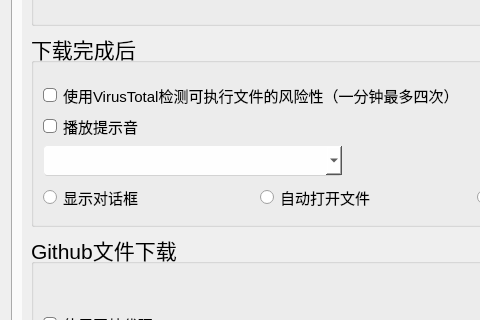
Before: the Qt Designer form src/SecondDownloader/ui/frmsettings.ui in pinsoftstudio/SecondDownloader, drawn with Qt 5; both pictures show x 0 to 480 and y 504 to 824 of the 944 by 922 pixel window.
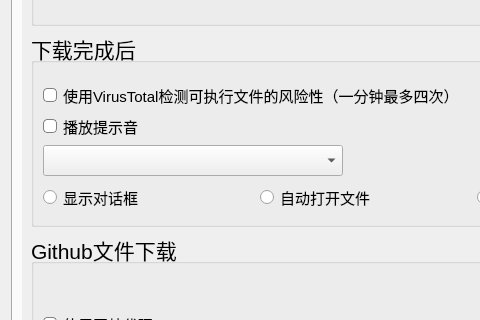
After: the same form once the commit is applied. Icons and pictures are not drawn.

Commit message: 1.组合框选择后自动播放音乐2..后台运行后台运行时点击快捷方式能打开窗口

```diff
--- a/src/SecondDownloader/ui/frmsettings.ui
+++ b/src/SecondDownloader/ui/frmsettings.ui
@@ -14,13 +14,13 @@
    <string>Form</string>
   </property>
   <property name="styleSheet">
-   <string notr="true">QComboBox::drop-down{
+   <string notr="true">QComboBox::drop-down[style=&quot;light&quot;]{
 	subcontrol-origin: padding;
     subcontrol-position: top right;
     width: 20px;
 	image: url(:/pics/res/drop-down.png);
 }
-QComboBox {  
+QComboBox [style=&quot;light&quot;]{  
     border: 1px solid rgb(236,236,236); 
 	border-bottom-color: rgb(211, 211, 211);
     border-radius: 4px;  
@@ -29,7 +29,7 @@
 
 }  
 
-QComboBox:hover
+QComboBox:hover[style=&quot;light&quot;]
 {
 	background-color:rgb(250, 250, 250);
  }
@@ -40,7 +40,7 @@
 	color:grey;
 }
 
-QComboBox QAbstractItemView {
+QComboBox QAbstractItemView[style=&quot;light&quot;] {
     border: 1px solid rgb(236,236,236); 
 	background-color: rgb(249,249,249);
     border-radius: 6px;
@@ -50,7 +50,7 @@
 	
 }
 
-QComboBox QAbstractItemView::item {
+QComboBox QAbstractItemView::item[style=&quot;light&quot;] {
 	border-radius: 6px;
     height: 30px;  
 	color:black;
@@ -58,7 +58,7 @@
 	background-color: rgb(249,249,249);
 
 }
-QComboBox QAbstractItemView::item:selected{
+QComboBox QAbstractItemView::item:selected[style=&quot;light&quot;]{
 	padding:3px;
 	border-top-left-radius:0px;
 	border-bottom-left-radius:0px;
```
Left out of the diff: 6 changed lines with no effect on the pictures. The commit also changes 6 other files.
